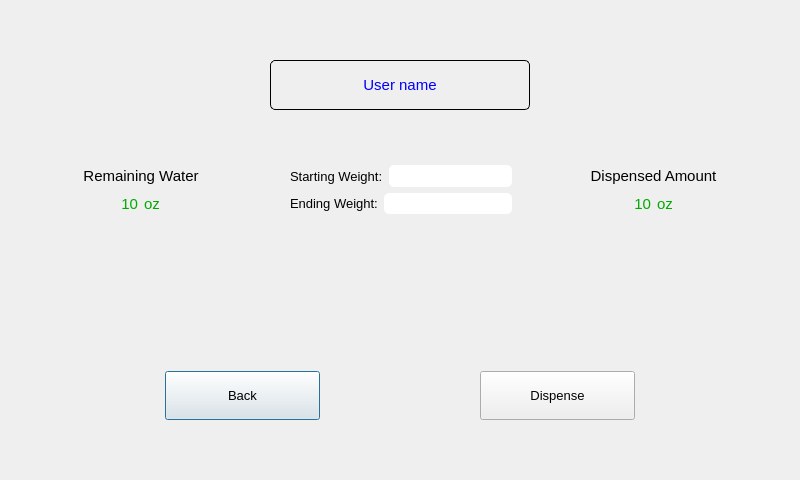
mikedinh1997/WaterDispenser, file Windows/WeightScreen.ui: the form before one commit.
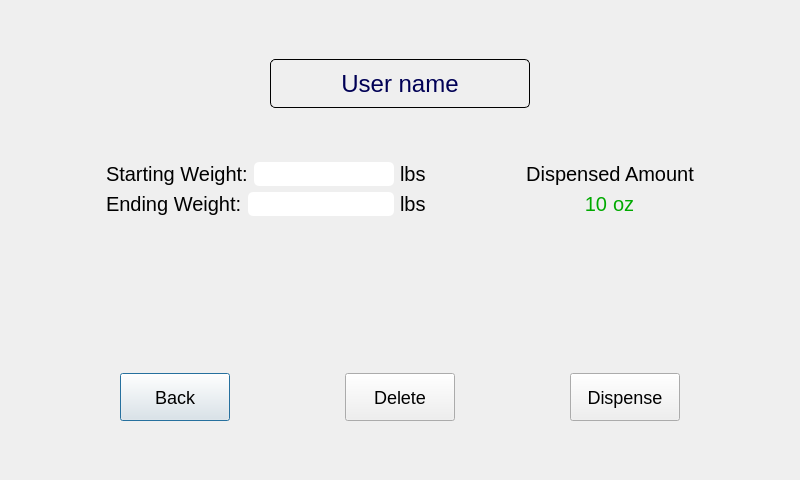
The form after the commit.

What changed in the file:
```diff
--- a/Windows/WeightScreen.ui
+++ b/Windows/WeightScreen.ui
@@ -27,14 +27,14 @@
   </property>
   <layout class="QGridLayout" name="gridLayout">
    <item row="0" column="0">
-    <spacer name="verticalSpacer_5">
+    <spacer name="verticalSpacer">
      <property name="orientation">
       <enum>Qt::Vertical</enum>
      </property>
      <property name="sizeHint" stdset="0">
       <size>
        <width>20</width>
-       <height>42</height>
+       <height>41</height>
       </size>
      </property>
     </spacer>
@@ -70,8 +70,8 @@
 border-color: black;
 border-width: 1px;
 border-radius: 5px;
-font-size: 15px;
-color: rgb(0, 0, 255)</string>
+font-size: 24px;
+color: rgb(0, 0, 85)</string>
        </property>
        <property name="text">
         <string>User name</string>
@@ -97,20 +97,20 @@
     </layout>
    </item>
    <item row="2" column="0">
-    <spacer name="verticalSpacer_4">
+    <spacer name="verticalSpacer_2">
      <property name="orientation">
       <enum>Qt::Vertical</enum>
      </property>
      <property name="sizeHint" stdset="0">
       <size>
        <width>20</width>
-       <height>42</height>
+       <height>41</height>
       </size>
      </property>
     </spacer>
    </item>
    <item row="3" column="0">
-    <layout class="QHBoxLayout" name="horizontalLayout_8">
+    <layout class="QHBoxLayout" name="horizontalLayout_7">
      <item>
       <spacer name="horizontalSpacer">
        <property name="orientation">
@@ -124,114 +124,6 @@
        </property>
       </spacer>
      </item>
-     <item>
-      <layout class="QVBoxLayout" name="verticalLayout_2">
-       <item>
-        <widget class="QLabel" name="label_3">
-         <property name="sizePolicy">
-          <sizepolicy hsizetype="Expanding" vsizetype="Expanding">
-           <horstretch>0</horstretch>
-           <verstretch>0</verstretch>
-          </sizepolicy>
-         </property>
-         <property name="styleSheet">
-          <string notr="true">QLabel{
-	font-size: 15px;
-}</string>
-         </property>
-         <property name="text">
-          <string>Remaining Water</string>
-         </property>
-         <property name="alignment">
-          <set>Qt::AlignCenter</set>
-         </property>
-         <property name="wordWrap">
-          <bool>true</bool>
-         </property>
-        </widget>
-       </item>
-       <item>
-        <layout class="QHBoxLayout" name="horizontalLayout_7">
-         <item>
-          <widget class="QLabel" name="remainLabel">
-           <property name="sizePolicy">
-            <sizepolicy hsizetype="Expanding" vsizetype="Expanding">
-             <horstretch>0</horstretch>
-             <verstretch>0</verstretch>
-            </sizepolicy>
-           </property>
-           <property name="styleSheet">
-            <string notr="true">QLabel{
-	font-size: 15px;
-	color: rgb(0, 170, 0)
-}</string>
-           </property>
-           <property name="text">
-            <string>10</string>
-           </property>
-           <property name="alignment">
-            <set>Qt::AlignRight|Qt::AlignTrailing|Qt::AlignVCenter</set>
-           </property>
-           <property name="wordWrap">
-            <bool>true</bool>
-           </property>
-          </widget>
-         </item>
-         <item>
-          <widget class="QLabel" name="label_10">
-           <property name="sizePolicy">
-            <sizepolicy hsizetype="Expanding" vsizetype="Expanding">
-             <horstretch>0</horstretch>
-             <verstretch>0</verstretch>
-            </sizepolicy>
-           </property>
-           <property name="styleSheet">
-            <string notr="true">QLabel{
-	font-size: 15px;
-	color: rgb(0, 170, 0)
-}</string>
-           </property>
-           <property name="text">
-            <string>oz</string>
-           </property>
-           <property name="alignment">
-            <set>Qt::AlignLeading|Qt::AlignLeft|Qt::AlignVCenter</set>
-           </property>
-           <property name="wordWrap">
-            <bool>true</bool>
-           </property>
-          </widget>
-         </item>
-        </layout>
-       </item>
-      </layout>
-     </item>
-     <item>
-      <widget class="QLabel" name="label">
-       <property name="text">
-        <string/>
-       </property>
-       <property name="alignment">
-        <set>Qt::AlignCenter</set>
-       </property>
-       <property name="wordWrap">
-        <bool>true</bool>
-       </property>
-      </widget>
-     </item>
-     <item>
-      <spacer name="horizontalSpacer_2">
-       <property name="orientation">
-        <enum>Qt::Horizontal</enum>
-       </property>
-       <property name="sizeHint" stdset="0">
-        <size>
-         <width>40</width>
-         <height>20</height>
-        </size>
-       </property>
-      </spacer>
-     </item>
      <item>
       <layout class="QVBoxLayout" name="verticalLayout">
        <item>
@@ -239,7 +131,7 @@
          <item>
           <widget class="QLabel" name="label_5">
            <property name="styleSheet">
-            <string notr="true">font-size: 13px;</string>
+            <string notr="true">font-size: 20px;</string>
            </property>
            <property name="text">
             <string>Starting Weight:</string>
@@ -259,7 +151,20 @@
            </property>
            <property name="styleSheet">
             <string notr="true">border-radius: 5px;
-font-size: 13px;</string>
+font-size: 15px;</string>
+           </property>
+           <property name="alignment">
+            <set>Qt::AlignCenter</set>
+           </property>
+          </widget>
+         </item>
+         <item>
+          <widget class="QLabel" name="label_7">
+           <property name="styleSheet">
+            <string notr="true">font-size: 20px;</string>
+           </property>
+           <property name="text">
+            <string>lbs</string>
            </property>
           </widget>
          </item>
@@ -270,7 +175,7 @@
          <item>
           <widget class="QLabel" name="label_6">
            <property name="styleSheet">
-            <string notr="true">font-size: 13px;</string>
+            <string notr="true">font-size: 20px;</string>
            </property>
            <property name="text">
             <string>Ending Weight:</string>
@@ -290,7 +195,20 @@
            </property>
            <property name="styleSheet">
             <string notr="true">border-radius: 5px;
-font-size: 13px;</string>
+font-size: 15px;</string>
+           </property>
+           <property name="alignment">
+            <set>Qt::AlignCenter</set>
+           </property>
+          </widget>
+         </item>
+         <item>
+          <widget class="QLabel" name="label_9">
+           <property name="styleSheet">
+            <string notr="true">font-size: 20px;</string>
+           </property>
+           <property name="text">
+            <string>lbs</string>
            </property>
           </widget>
          </item>
@@ -299,7 +217,7 @@
       </layout>
      </item>
      <item>
-      <spacer name="horizontalSpacer_4">
+      <spacer name="horizontalSpacer_3">
        <property name="orientation">
         <enum>Qt::Horizontal</enum>
        </property>
@@ -323,7 +241,7 @@
          </property>
          <property name="styleSheet">
           <string notr="true">QLabel{
-	font-size: 15px;
+	font-size: 20px;
 }</string>
          </property>
          <property name="text">
@@ -352,7 +270,7 @@
            </property>
            <property name="styleSheet">
             <string notr="true">QLabel{
-	font-size: 15px;
+	font-size: 20px;
 	color: rgb(0, 170, 0);
 }</string>
            </property>
@@ -380,7 +298,7 @@
            </property>
            <property name="styleSheet">
             <string notr="true">QLabel{
-	font-size: 15px;
+	font-size: 20px;
 	color: rgb(0, 170, 0);
 }</string>
            </property>
@@ -403,7 +321,7 @@
       </layout>
      </item>
      <item>
-      <spacer name="horizontalSpacer_3">
+      <spacer name="horizontalSpacer_4">
        <property name="orientation">
         <enum>Qt::Horizontal</enum>
        </property>
@@ -425,7 +343,7 @@
      <property name="sizeHint" stdset="0">
       <size>
        <width>20</width>
-       <height>42</height>
+       <height>41</height>
       </size>
      </property>
     </spacer>
@@ -492,17 +410,14 @@
     </layout>
    </item>
    <item row="6" column="0">
-    <spacer name="verticalSpacer_2">
+    <spacer name="verticalSpacer_4">
      <property name="orientation">
       <enum>Qt::Vertical</enum>
      </property>
-     <property name="sizeType">
-      <enum>QSizePolicy::Fixed</enum>
-     </property>
      <property name="sizeHint" stdset="0">
       <size>
        <width>20</width>
-       <height>46</height>
+       <height>41</height>
       </size>
      </property>
     </spacer>
@@ -531,13 +446,42 @@
         </sizepolicy>
        </property>
        <property name="styleSheet">
-        <string notr="true">font-size: 13px;</string>
+        <string notr="true">font-size: 18px;</string>
        </property>
        <property name="text">
         <string>Back</string>
        </property>
       </widget>
      </item>
+     <item>
+      <spacer name="horizontalSpacer_12">
+       <property name="orientation">
+        <enum>Qt::Horizontal</enum>
+       </property>
+       <property name="sizeHint" stdset="0">
+        <size>
+         <width>40</width>
+         <height>20</height>
+        </size>
+       </property>
+      </spacer>
+     </item>
+     <item>
+      <widget class="QPushButton" name="deleteUserButton">
+       <property name="sizePolicy">
+        <sizepolicy hsizetype="Expanding" vsizetype="Expanding">
+         <horstretch>0</horstretch>
+         <verstretch>0</verstretch>
+        </sizepolicy>
+       </property>
+       <property name="styleSheet">
+        <string notr="true">font-size: 18px;</string>
+       </property>
+       <property name="text">
+        <string>Delete</string>
+       </property>
+      </widget>
+     </item>
      <item>
       <spacer name="horizontalSpacer_7">
        <property name="orientation">
@@ -560,7 +504,7 @@
         </sizepolicy>
        </property>
        <property name="styleSheet">
-        <string notr="true">font-size: 13px;</string>
+        <string notr="true">font-size: 18px;</string>
        </property>
        <property name="text">
         <string>Dispense</string>
@@ -583,19 +527,38 @@
     </layout>
    </item>
    <item row="8" column="0">
-    <spacer name="verticalSpacer">
+    <spacer name="verticalSpacer_5">
      <property name="orientation">
       <enum>Qt::Vertical</enum>
      </property>
      <property name="sizeHint" stdset="0">
       <size>
        <width>20</width>
-       <height>42</height>
+       <height>41</height>
       </size>
      </property>
     </spacer>
    </item>
   </layout>
+  <widget class="QLabel" name="label">
+   <property name="geometry">
+    <rect>
+     <x>15</x>
+     <y>193</y>
+     <width>16</width>
+     <height>16</height>
+    </rect>
+   </property>
+   <property name="text">
+    <string/>
+   </property>
+   <property name="alignment">
+    <set>Qt::AlignCenter</set>
+   </property>
+   <property name="wordWrap">
+    <bool>true</bool>
+   </property>
+  </widget>
  </widget>
  <resources/>
  <connections/>
```
